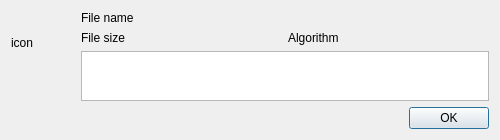
This is src/dialogfileprocresult.ui in artemvlas/veretino as Qt 5 draws it before an edit. The edited form follows.
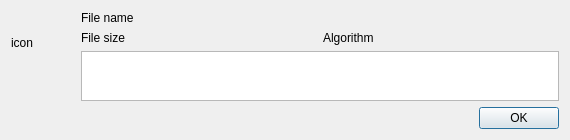
This is the edited form.

Patch:
```diff
--- a/src/dialogfileprocresult.ui
+++ b/src/dialogfileprocresult.ui
@@ -6,7 +6,7 @@
    <rect>
     <x>0</x>
     <y>0</y>
-    <width>500</width>
+    <width>570</width>
     <height>140</height>
    </rect>
   </property>
@@ -75,7 +75,7 @@
        <property name="minimumSize">
         <size>
          <width>0</width>
-         <height>40</height>
+         <height>45</height>
         </size>
        </property>
        <property name="readOnly">
```
